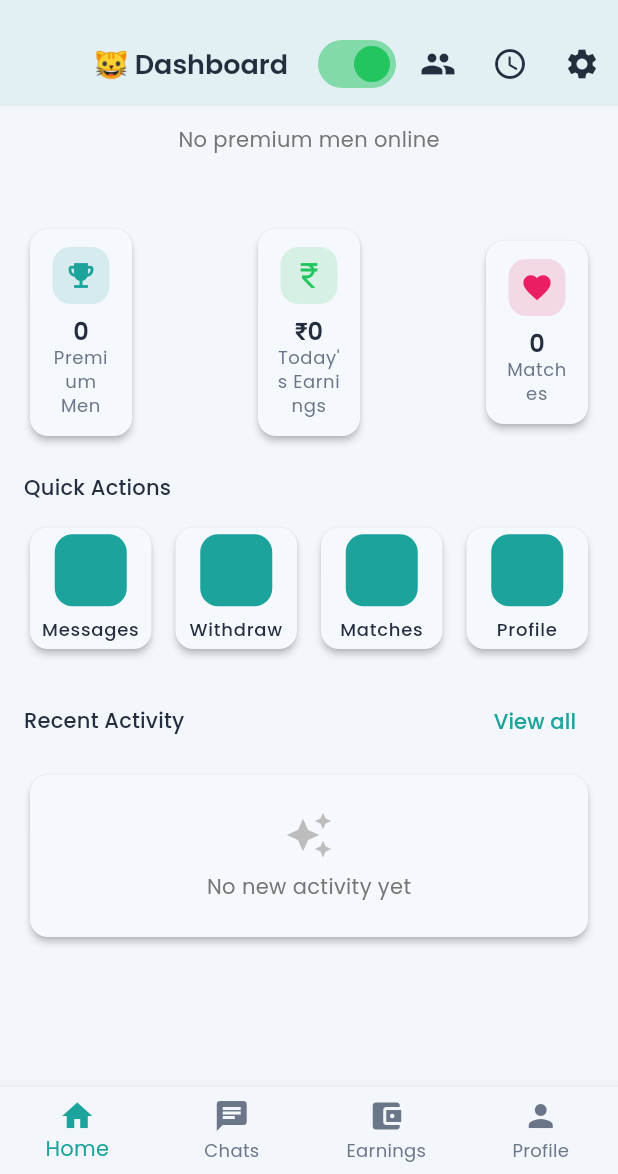
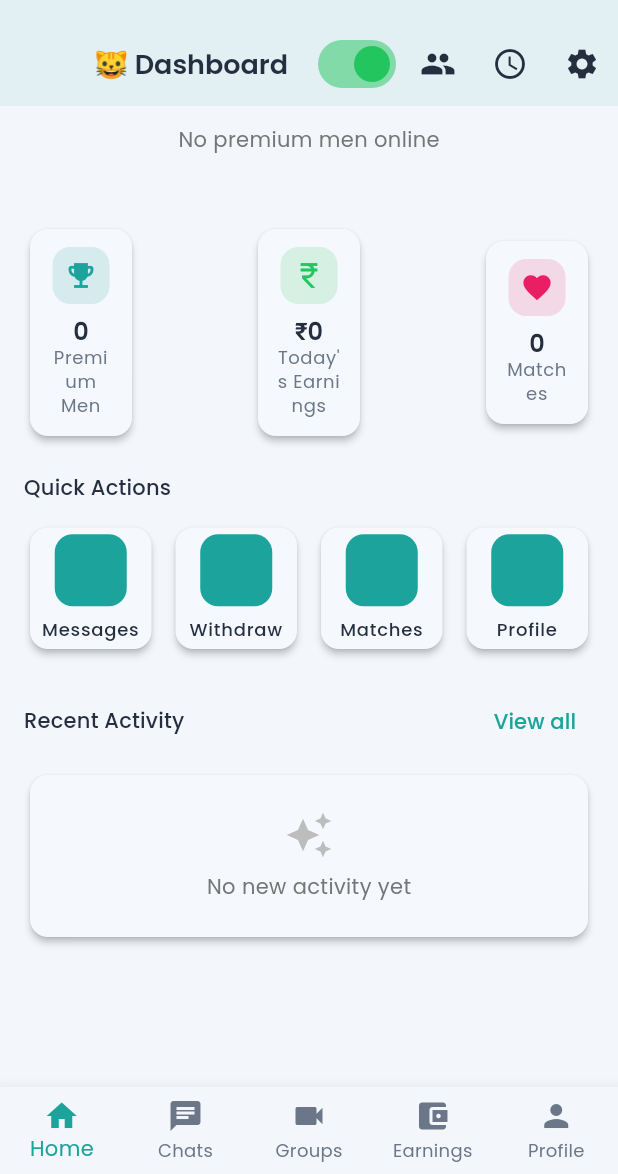
Before and after one commit to pendyala436/project-blueprint-builder-7a1c8269, a Flutter app: the WomenDashboardScreen screen opened by its route, scrolled down 408 dp, on a phone screen of 412 x 824 dp, the part 62-1236 px from its top. Run offline on Flutter 3.47's test engine with Material 3 defaults, Android fonts, the phone set to English and light mode, and no system bars; our stand-ins replace firebase_messaging, flutter_local_notifications, flutter_riverpod, go_router, hive_flutter, shared_preferences and 1 more; accounts and stored records are empty; network calls fail; statements that could not run were skipped.

Commit message:
Add private groups tabs
Co-authored-by: pendyala436 <138793939+pendyala436@users.noreply.github.com>

```diff
--- a/flutter/lib/features/dashboard/presentation/screens/women_dashboard_screen.dart
+++ b/flutter/lib/features/dashboard/presentation/screens/women_dashboard_screen.dart
@@ -143,6 +143,7 @@ class _WomenDashboardScreenState extends ConsumerState<WomenDashboardScreen> {
         children: const [
           WomenHomeTab(),
           WomenChatsTab(),
+          WomenGroupsTab(),
           WomenEarningsTab(),
           WomenProfileTab(),
         ],
@@ -154,6 +155,7 @@ class _WomenDashboardScreenState extends ConsumerState<WomenDashboardScreen> {
         items: const [
           BottomNavigationBarItem(icon: Icon(Icons.home), label: 'Home'),
           BottomNavigationBarItem(icon: Icon(Icons.chat), label: 'Chats'),
+          BottomNavigationBarItem(icon: Icon(Icons.videocam), label: 'Groups'),
           BottomNavigationBarItem(icon: Icon(Icons.account_balance_wallet), label: 'Earnings'),
           BottomNavigationBarItem(icon: Icon(Icons.person), label: 'Profile'),
         ],
```
